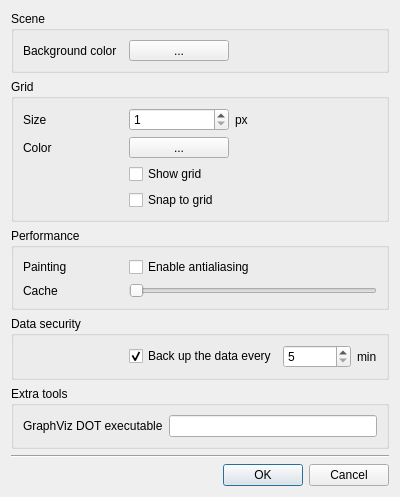
ArsMasiuk/qvge, file src/commonui/CSceneOptionsDialog.ui: the form before one commit.
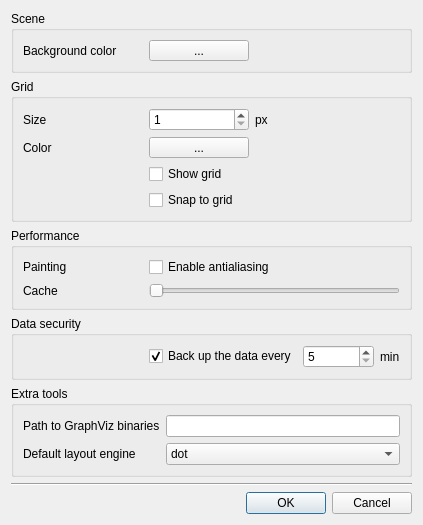
The form after the commit. Custom widgets are drawn as their Qt base class.

Commit message: graphviz based layouts added

Diff of the .ui file:
```diff
--- a/src/commonui/CSceneOptionsDialog.ui
+++ b/src/commonui/CSceneOptionsDialog.ui
@@ -6,8 +6,8 @@
    <rect>
     <x>0</x>
     <y>0</y>
-    <width>400</width>
-    <height>455</height>
+    <width>423</width>
+    <height>475</height>
    </rect>
   </property>
   <property name="windowTitle">
@@ -30,7 +30,7 @@
        <widget class="QLabel" name="label_4">
         <property name="minimumSize">
          <size>
-          <width>100</width>
+          <width>120</width>
           <height>0</height>
          </size>
         </property>
@@ -86,7 +86,7 @@
        <widget class="QLabel" name="label">
         <property name="minimumSize">
          <size>
-          <width>100</width>
+          <width>120</width>
           <height>0</height>
          </size>
         </property>
@@ -132,7 +132,7 @@
        <widget class="QLabel" name="label_3">
         <property name="minimumSize">
          <size>
-          <width>100</width>
+          <width>120</width>
           <height>0</height>
          </size>
         </property>
@@ -199,7 +199,7 @@
        <widget class="QLabel" name="label_5">
         <property name="minimumSize">
          <size>
-          <width>100</width>
+          <width>120</width>
           <height>0</height>
          </size>
         </property>
@@ -231,7 +231,7 @@
        <widget class="QLabel" name="label_6">
         <property name="minimumSize">
          <size>
-          <width>100</width>
+          <width>120</width>
           <height>0</height>
          </size>
         </property>
@@ -314,7 +314,7 @@
        <widget class="QLabel" name="label_8">
         <property name="minimumSize">
          <size>
-          <width>100</width>
+          <width>120</width>
           <height>0</height>
          </size>
         </property>
@@ -340,23 +340,73 @@
      <property name="flat">
       <bool>true</bool>
      </property>
-     <layout class="QHBoxLayout" name="horizontalLayout_2">
-      <item>
-       <widget class="QLabel" name="label_9">
-        <property name="minimumSize">
-         <size>
-          <width>100</width>
-          <height>0</height>
-         </size>
-        </property>
-        <property name="text">
-         <string>GraphViz DOT executable</string>
-        </property>
-       </widget>
-      </item>
-      <item>
+     <layout class="QGridLayout" name="gridLayout_3">
+      <item row="0" column="1">
        <widget class="QSint::PathPicker" name="GraphvizPath"/>
       </item>
+      <item row="0" column="0">
+       <widget class="QLabel" name="label_9">
+        <property name="minimumSize">
+         <size>
+          <width>120</width>
+          <height>0</height>
+         </size>
+        </property>
+        <property name="text">
+         <string>Path to GraphViz binaries</string>
+        </property>
+       </widget>
+      </item>
+      <item row="1" column="0">
+       <widget class="QLabel" name="label_10">
+        <property name="minimumSize">
+         <size>
+          <width>120</width>
+          <height>0</height>
+         </size>
+        </property>
+        <property name="text">
+         <string>Default layout engine</string>
+        </property>
+       </widget>
+      </item>
+      <item row="1" column="1">
+       <widget class="QComboBox" name="GraphvizDefaultEngine">
+        <property name="editable">
+         <bool>false</bool>
+        </property>
+        <item>
+         <property name="text">
+          <string>dot</string>
+         </property>
+        </item>
+        <item>
+         <property name="text">
+          <string>neato</string>
+         </property>
+        </item>
+        <item>
+         <property name="text">
+          <string>fdp</string>
+         </property>
+        </item>
+        <item>
+         <property name="text">
+          <string>sfdp</string>
+         </property>
+        </item>
+        <item>
+         <property name="text">
+          <string>twopi</string>
+         </property>
+        </item>
+        <item>
+         <property name="text">
+          <string>circo</string>
+         </property>
+        </item>
+       </widget>
+      </item>
      </layout>
     </widget>
    </item>
```
The commit also changes 9 other files.
